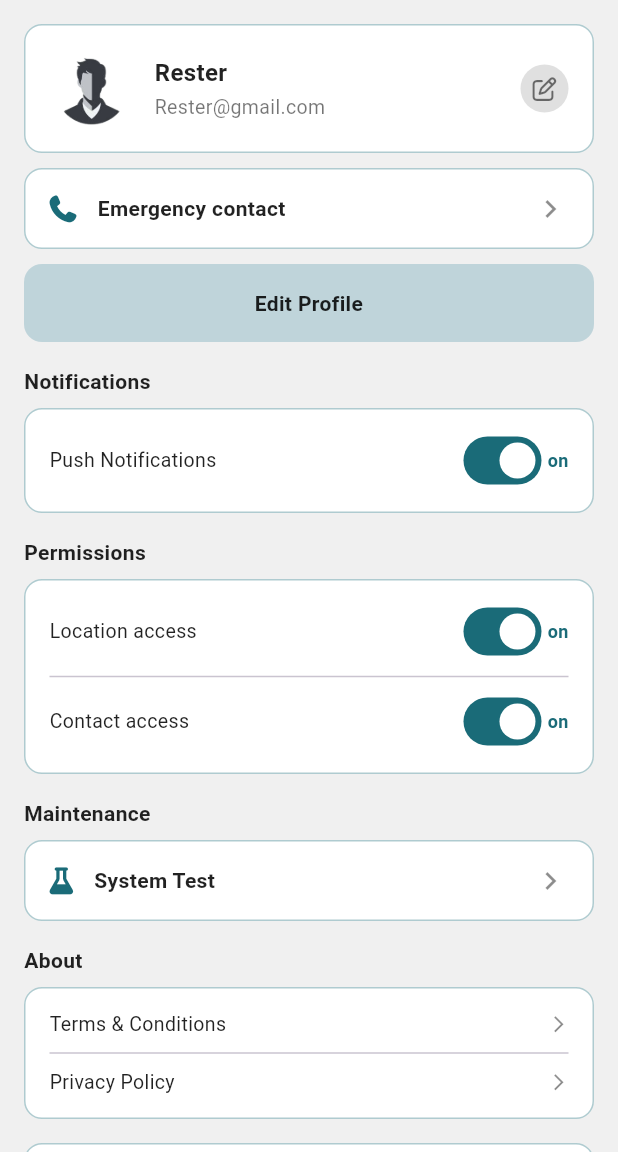
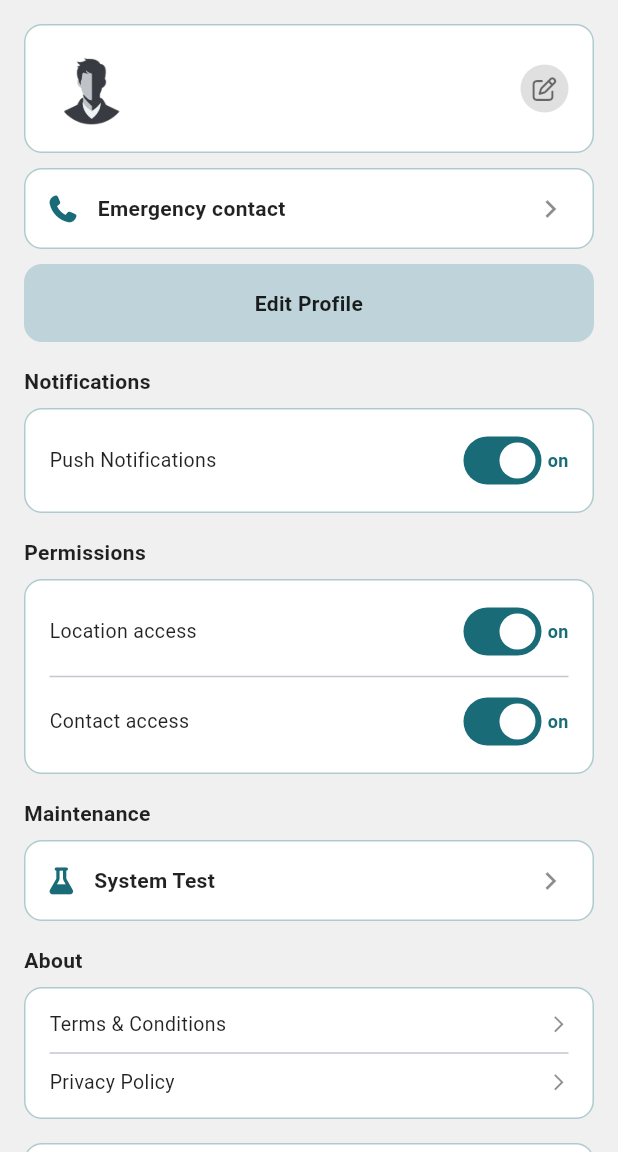
Before and after one commit to Gian003/ImpactSense-Mobile, a Flutter app: the SettingsScreen screen opened directly, on a phone screen of 412 x 824 dp, the part 84-1236 px from its top. Run offline on Flutter 3.47's test engine with Material 3 defaults, Android fonts, the phone set to English and light mode, and no system bars; our stand-ins replace firebase_core, firebase_messaging, font_awesome_flutter, geolocator, google_fonts, google_maps_flutter and 1 more; missing offline and left inert: pusher_channels_flutter; accounts and stored records are empty; network calls fail; Roboto replaces fonts that are missing (Montserrat); project files that could hold a hidden picture were left out.

Commit message:
Load real profile name/email on both Settings screens
Rider Settings previously hardcoded 'Rester' / 'Rester@gmail.com' in
the profile card regardless of who was logged in - SessionService
already exposes getName()/getEmail() and every other screen (Home,
Patrol settings) uses them, this one just never got wired up.

Patrol Settings showed the real name but an always-blank email; now
loads and passes both from SessionService, matching the pattern
already used for patrollerName.

```diff
--- a/lib/screens/riders/settings/settings_screen.dart
+++ b/lib/screens/riders/settings/settings_screen.dart
@@ -1,6 +1,7 @@
 import 'package:flutter/material.dart';
 import 'package:font_awesome_flutter/font_awesome_flutter.dart';
 import 'package:impactsense/core/services/auth_service.dart';
+import 'package:impactsense/core/services/session_service.dart';
 import 'package:impactsense/screens/maintenance/system_test_screen.dart';
 import 'package:impactsense/screens/riders/settings/emergency_contacts_screen.dart';
 import 'package:impactsense/screens/riders/settings/privacy_policy_screen.dart';
@@ -21,6 +22,25 @@ class _SettingsScreenState extends State<SettingsScreen> {
   bool _pushNotifications = true;
   bool _locationAccess = true;
   bool _contactAccess = true;
+
+  String _name = '';
+  String _email = '';
+
+  @override
+  void initState() {
+    super.initState();
+    _loadProfile();
+  }
+
+  Future<void> _loadProfile() async {
+    final name  = await SessionService.getName();
+    final email = await SessionService.getEmail();
+    if (!mounted) return;
+    setState(() {
+      if (name  != null) _name  = name;
+      if (email != null) _email = email;
+    });
+  }
 
   void _showLogoutDialog(BuildContext context) {
     showDialog(
@@ -194,24 +214,24 @@ class _SettingsScreenState extends State<SettingsScreen> {
                             ),
                           ),
                           const SizedBox(width: 14),
-                          const Expanded(
+                          Expanded(
                             child: Column(
                               crossAxisAlignment:
                                   CrossAxisAlignment.start,
                               children: [
                                 Text(
-                                  'Rester',
-                                  style: TextStyle(
+                                  _name,
+                                  style: const TextStyle(
                                     fontFamily: 'Montserrat',
                                     fontSize: 16,
                                     fontWeight: FontWeight.bold,
                                     color: Colors.black87,
                                   ),
                                 ),
-                                SizedBox(height: 2),
+                                const SizedBox(height: 2),
                                 Text(
-                                  'Rester@gmail.com',
-                                  style: TextStyle(
+                                  _email,
+                                  style: const TextStyle(
                                     fontFamily: 'Montserrat',
                                     fontSize: 13,
                                     color: Colors.black54,
```
Also changed, not shown: lib/screens/patrols/home/patrol_home_screen.dart (+12 -3 lines).
